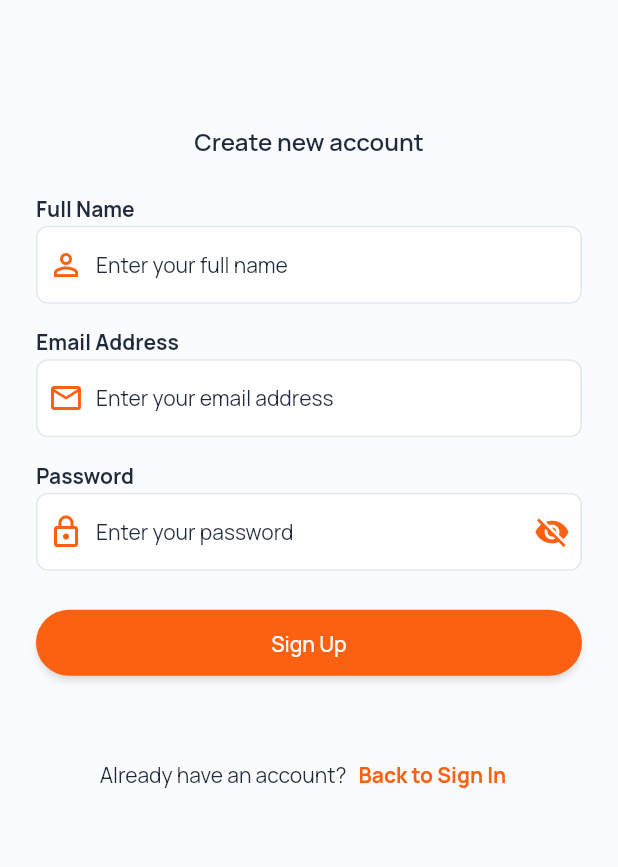
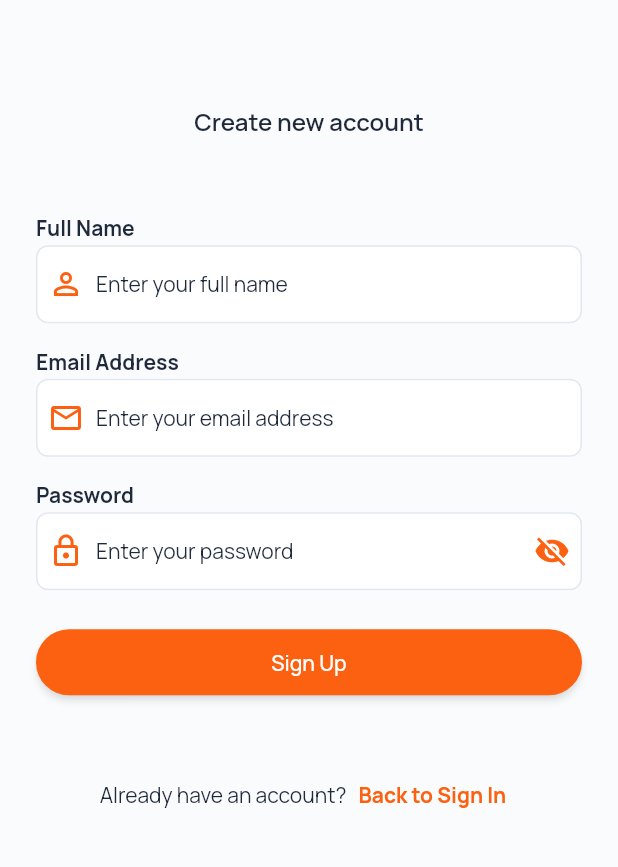
Before and after one commit to muhamadirwan99/restaurant-finder, a Flutter app: the screen it shows after launch, after a tap on "Create Account", on a phone screen of 412 x 824 dp, the part 228-1095 px from its top. Run offline on Flutter 3.47's test engine with Material 3 defaults, Android fonts, the phone set to English and light mode, and no system bars; our stand-ins replace animated_toggle_switch, camera, cloud_firestore, dio, dropdown_button2, dropdown_search and 15 more; missing offline and left inert: pull_to_refresh_new, validatorless; accounts and stored records are empty; generated files the repository leaves out were written again.

Commit message:
Remove registration functionality and update login view spacing

```diff
--- a/lib/routes/package_routes/auth_routes.dart
+++ b/lib/routes/package_routes/auth_routes.dart
@@ -9,10 +9,4 @@ final List<GoRoute> authRoutes = [
       return const LoginView();
     },
   ),
-  GoRoute(
-    path: RouterUtils.register,
-    builder: (BuildContext context, GoRouterState state) {
-      return const RegisterView();
-    },
-  ),
 ];
--- a/packages/base/lib/base.dart
+++ b/packages/base/lib/base.dart
@@ -8,6 +8,3 @@ export 'splash_screen/view/splash_screen_view.dart';
 
 //LOGIN
 export 'login/view/login_view.dart';
-
-//REGISTER
-export 'register/view/register_view.dart';
--- a/packages/base/lib/login/view/login_view.dart
+++ b/packages/base/lib/login/view/login_view.dart
@@ -42,7 +42,7 @@ class LoginView extends StatefulWidget {
           style: Theme.of(context).textTheme.titleMedium,
         ),
         const SizedBox(
-          height: 24.0,
+          height: 50.0,
         ),
         BaseForm(
           label: "Email Address",
@@ -158,7 +158,7 @@ class LoginView extends StatefulWidget {
           style: Theme.of(context).textTheme.titleMedium,
         ),
         const SizedBox(
-          height: 24.0,
+          height: 50.0,
         ),
         BaseForm(
           label: "Full Name",
--- a/packages/base/lib/splash_screen/controller/splash_screen_controller.dart
+++ b/packages/base/lib/splash_screen/controller/splash_screen_controller.dart
@@ -16,11 +16,19 @@ class SplashScreenController extends State<SplashScreenView> {
 
   Future<void> _checkAuthStatus() async {
     // Simulasi loading awal
-    await Future.delayed(const Duration(seconds: 3));
+    await Future.delayed(const Duration(seconds: 4));
 
     String route = "";
 
-    route = RouterUtils.login;
+    final user = FirebaseAuth.instance.currentUser;
+
+    // Jika user sudah login, arahkan ke beranda
+    if (user != null) {
+      route = RouterUtils.beranda;
+    } else {
+      // Jika belum login, arahkan ke halaman login
+      route = RouterUtils.login;
+    }
 
     // Navigasi berdasarkan status login
     if (mounted) {
```
Also changed, not shown: packages/base/lib/register/controller/register_controller.dart (deleted, +0 -19 lines), packages/base/lib/register/view/register_view.dart (deleted, +0 -28 lines), packages/core/lib/themes/theme.dart (+6 -2 lines), packages/core/lib/widgets/base_button/base_secondary_button.dart (+3 -6 lines), packages/core/lib/widgets/base_button/base_secondary_danger_button.dart (+4 -8 lines), packages/core/lib/widgets/base_button/base_tertiary_button.dart (+4 -9 lines), 1 other file.
